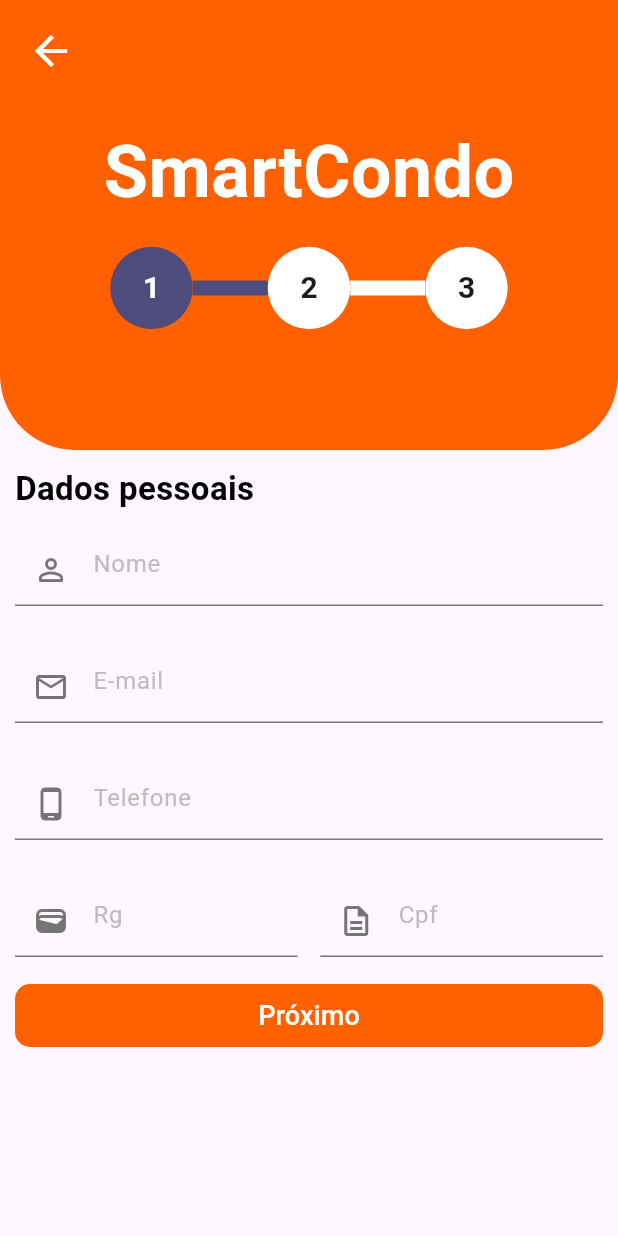
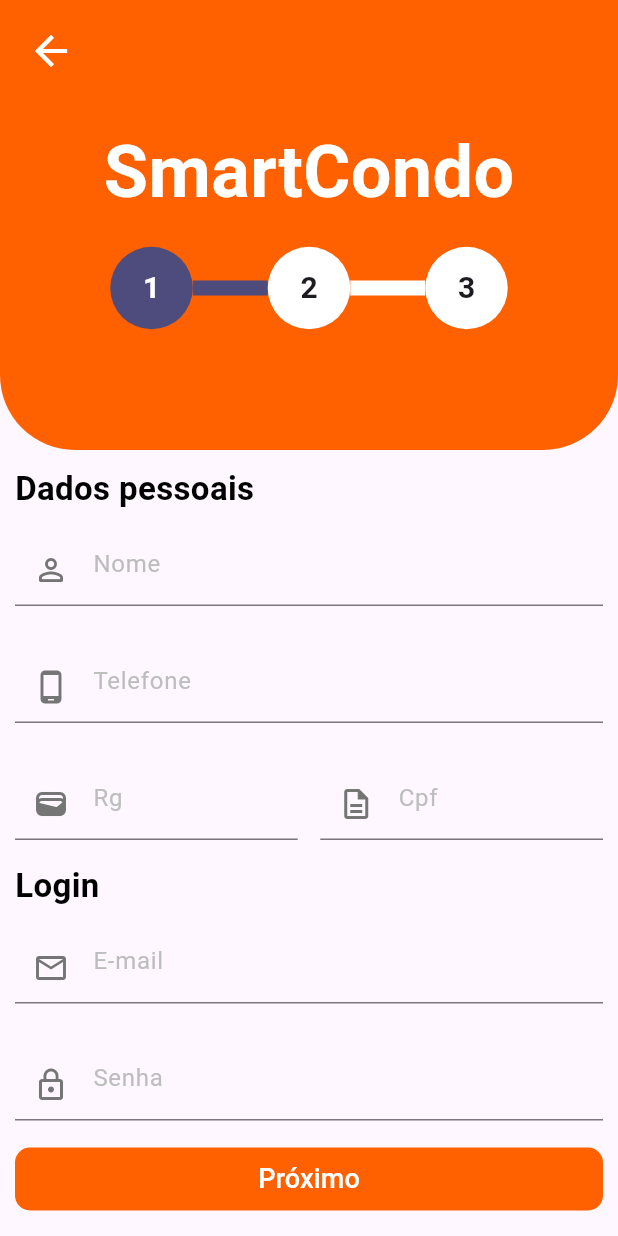
Before and after one commit to Zi0Li/MOBILE-Condominium-Management, a Flutter app: the RegisterProfilePage screen opened directly with empty values, on a phone screen of 412 x 824 dp. Run offline on Flutter 3.47's test engine with Material 3 defaults, Android fonts, the phone set to English and light mode, and no system bars; our stand-ins replace image_picker, mask_text_input_formatter; network calls fail.

Commit message:
Error message Widget

```diff
--- a/lib/data/http/http_client.dart
+++ b/lib/data/http/http_client.dart
@@ -3,7 +3,7 @@ import 'dart:convert';
 import 'package:http/http.dart' as http;
 
 abstract class IHttpClient {
-  Future get({required String address});
+  Future get({required String address, bool withToken = false});
   Future post({required String address, required Object object});
 }
 
--- a/lib/data/repositories/Condominium_Repository.dart
+++ b/lib/data/repositories/Condominium_Repository.dart
@@ -28,8 +28,9 @@ class CondominiumRepository implements ICondominiumRepository {
       return Condominium.fromMap(body);
 
     } else if (response.statusCode == 404) {
-      throw NotFoundException("A url informada não e valida!");
+      throw NotFoundException("Código do condomínio inválido!");
     } else if (response.statusCode == 405) {
+
       throw NotFoundException("Sem autorização");
     } else {
       throw Exception("não foi possivel carregar os Funcionarios");
--- a/lib/data/stores/Condominium_Store.dart
+++ b/lib/data/stores/Condominium_Store.dart
@@ -19,6 +19,7 @@ class CondominiumStore {
       print("RESULT: $result");
       state.value.add(result);
     } on NotFoundException catch (e) {
+      print("Error: ${erro.value}");
       erro.value = e.message;
     } catch (e) {
       erro.value = e.toString();
--- a/lib/main.dart
+++ b/lib/main.dart
@@ -19,6 +19,6 @@ class MyApp extends StatelessWidget {
 
   @override
   Widget build(BuildContext context) {
-    return Scaffold(body: RegisterCondoPage());
+    return Scaffold(body: WelcomePage());
   }
 }
--- a/lib/pages/acesss/register_profile.dart
+++ b/lib/pages/acesss/register_profile.dart
@@ -30,6 +30,7 @@ class _RegisterProfilePageState extends State<RegisterProfilePage> {
   final TextEditingController _phoneController = TextEditingController();
   final TextEditingController _cpfController = TextEditingController();
   final TextEditingController _rgController = TextEditingController();
+  final TextEditingController _passwordController = TextEditingController();
 
   @override
   Widget build(BuildContext context) {
@@ -174,12 +175,6 @@ class _RegisterProfilePageState extends State<RegisterProfilePage> {
                     Icons.person_outline_rounded,
                   ),
                   InputWidget(
-                    'E-mail',
-                    _emailController,
-                    TextInputType.emailAddress,
-                    Icons.email_outlined,
-                  ),
-                  InputWidget(
                     'Telefone',
                     _phoneController,
                     TextInputType.phone,
@@ -209,6 +204,27 @@ class _RegisterProfilePageState extends State<RegisterProfilePage> {
                         ),
                       ),
                     ],
+                  ),
+                  Text(
+                    'Login',
+                    style: TextStyle(
+                      fontSize: 22,
+                      color: Config.black,
+                      fontWeight: FontWeight.bold,
+                    ),
+                  ),
+                  InputWidget(
+                    'E-mail',
+                    _emailController,
+                    TextInputType.emailAddress,
+                    Icons.email_outlined,
+                  ),
+                  InputWidget(
+                    'Senha',
+                    _passwordController,
+                    TextInputType.text,
+                    Icons.lock_outline,
+                    obscureText: true,
                   ),
                   Row(
                     children: [
--- a/lib/widgets/config.dart
+++ b/lib/widgets/config.dart
@@ -1,5 +1,6 @@
 // ignore_for_file: non_constant_identifier_names
 
+import 'dart:convert';
 import 'dart:math';
 
 import 'package:flutter/material.dart';
@@ -133,4 +134,8 @@ class Config {
 
     return random;
   }
+
+  static String textToUtf8(String text){
+    return utf8.decode(text.codeUnits);
+  }
 }
--- a/lib/widgets/input.dart
+++ b/lib/widgets/input.dart
@@ -11,9 +11,10 @@ class InputWidget extends StatelessWidget {
   double? height;
   double? width;
   int? maxLine;
+  bool obscureText;
 
   InputWidget(this.label, this.controller, this.keyboardType, this.icon,
-      {super.key, this.height, this.width, this.maxLine = 1});
+      {super.key, this.height, this.width, this.maxLine = 1, this.obscureText = false});
 
   @override
   Widget build(BuildContext context) {
@@ -27,6 +28,7 @@ class InputWidget extends StatelessWidget {
           controller: controller,
           keyboardType: keyboardType,
           maxLines: maxLine,
+          obscureText: obscureText,
           decoration: InputDecoration(
             prefixIcon: Icon(
               icon,
```
Also changed, not shown: lib/data/models/Condominium.dart (+7 -5 lines), lib/pages/acesss/register_condo.dart (+8 -0 lines), lib/widgets/error_message.dart (added, +89 -0 lines).
